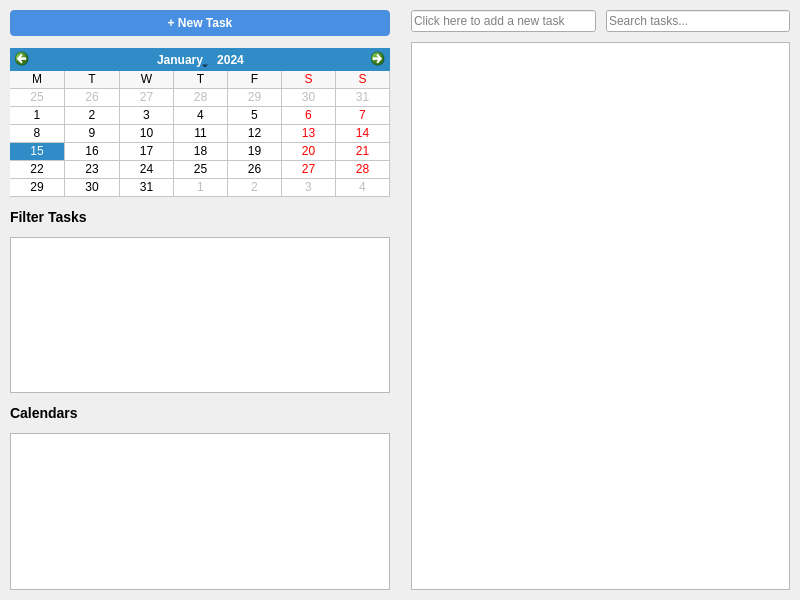
Above: retroshare-gui/src/gui/msgs/TasksWidget.ui from RetroShare/RetroShare before the change. Below: the same form after it.
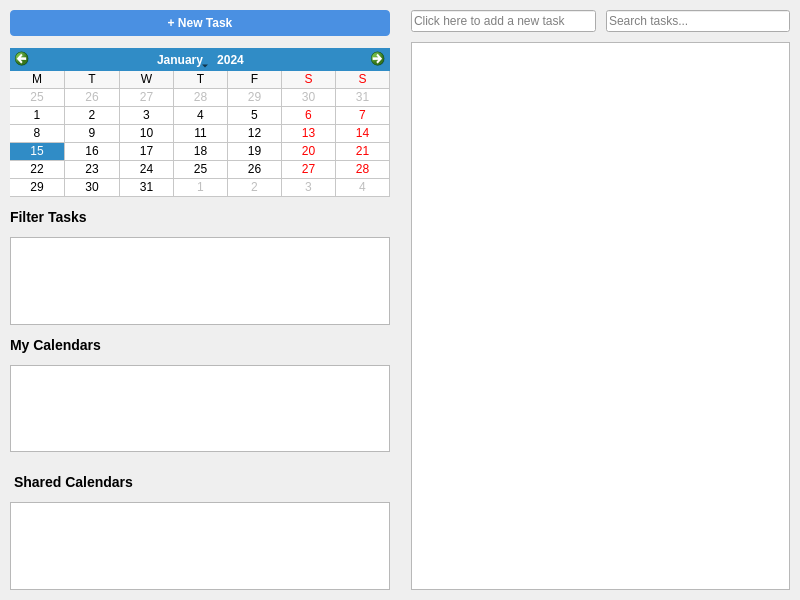
That is the form after the change.

Commit message:
Added own list for shared calendars
*rename function

Diff of the .ui file:
```diff
--- a/retroshare-gui/src/gui/msgs/TasksWidget.ui
+++ b/retroshare-gui/src/gui/msgs/TasksWidget.ui
@@ -93,7 +93,7 @@
           <string notr="true">font-weight: bold; font-size: 14px;</string>
          </property>
          <property name="text">
-          <string>Calendars</string>
+          <string>My Calendars</string>
          </property>
         </widget>
        </item>
@@ -104,6 +104,23 @@
          </property>
         </widget>
        </item>
+       <item>
+        <widget class="QLabel" name="sharedCalendarsLabel">
+         <property name="styleSheet">
+          <string notr="true">font-weight: bold; font-size: 14px; margin-top: 10px;</string>
+         </property>
+         <property name="text">
+          <string>Shared Calendars</string>
+         </property>
+        </widget>
+       </item>
+       <item>
+        <widget class="QListWidget" name="sharedCalendarList">
+         <property name="contextMenuPolicy">
+          <enum>Qt::CustomContextMenu</enum>
+         </property>
+        </widget>
+       </item>
       </layout>
      </widget>
      <widget class="QWidget" name="mainArea" native="true">
```
The commit also changes 7 other files.
